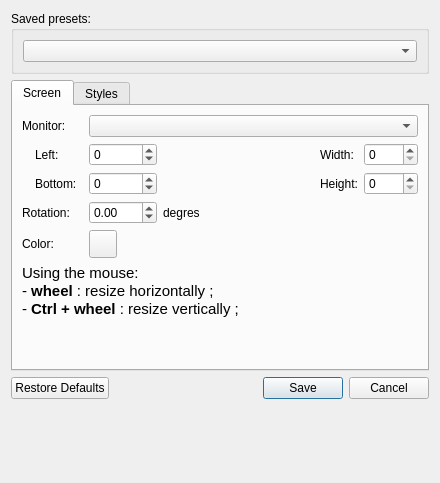
The window that src/configeditor.ui (Subtivals/subtivals) describes before a commit, drawn with Qt 5.
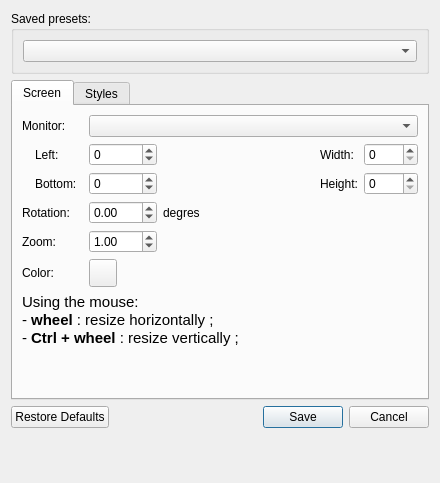
The same window after the commit. Icons and pictures are not drawn.

Commit message: Add zoom capability, first test (refs #147)

Patch:
```diff
--- a/src/configeditor.ui
+++ b/src/configeditor.ui
@@ -113,7 +113,7 @@
            </property>
           </widget>
          </item>
-         <item row="6" column="4">
+         <item row="7" column="4">
           <spacer name="verticalSpacer">
            <property name="orientation">
             <enum>Qt::Vertical</enum>
@@ -126,7 +126,7 @@
            </property>
           </spacer>
          </item>
-         <item row="5" column="0" colspan="8">
+         <item row="6" column="0" colspan="8">
           <widget class="QLabel" name="label_6">
            <property name="text">
             <string>&lt;!DOCTYPE HTML PUBLIC &quot;-//W3C//DTD HTML 4.0//EN&quot; &quot;http://www.w3.org/TR/REC-html40/strict.dtd&quot;&gt;
@@ -232,14 +232,14 @@
            </property>
           </widget>
          </item>
-         <item row="4" column="0" colspan="2">
+         <item row="5" column="0" colspan="2">
           <widget class="QLabel" name="label_13">
            <property name="text">
             <string>Color:</string>
            </property>
           </widget>
          </item>
-         <item row="4" column="3">
+         <item row="5" column="3">
           <widget class="QPushButton" name="btnColor">
            <property name="minimumSize">
             <size>
@@ -255,6 +255,29 @@
            </property>
           </widget>
          </item>
+         <item row="4" column="0" colspan="2">
+          <widget class="QLabel" name="label_14">
+           <property name="text">
+            <string>Zoom:</string>
+           </property>
+          </widget>
+         </item>
+         <item row="4" column="3">
+          <widget class="QDoubleSpinBox" name="zoom">
+           <property name="minimum">
+            <double>0.100000000000000</double>
+           </property>
+           <property name="maximum">
+            <double>10.000000000000000</double>
+           </property>
+           <property name="singleStep">
+            <double>0.010000000000000</double>
+           </property>
+           <property name="value">
+            <double>1.000000000000000</double>
+           </property>
+          </widget>
+         </item>
         </layout>
        </widget>
        <widget class="QWidget" name="tabStyles">
```
Left out of the diff: 42 changed lines with no effect on the pictures. The commit also changes 5 other files.
